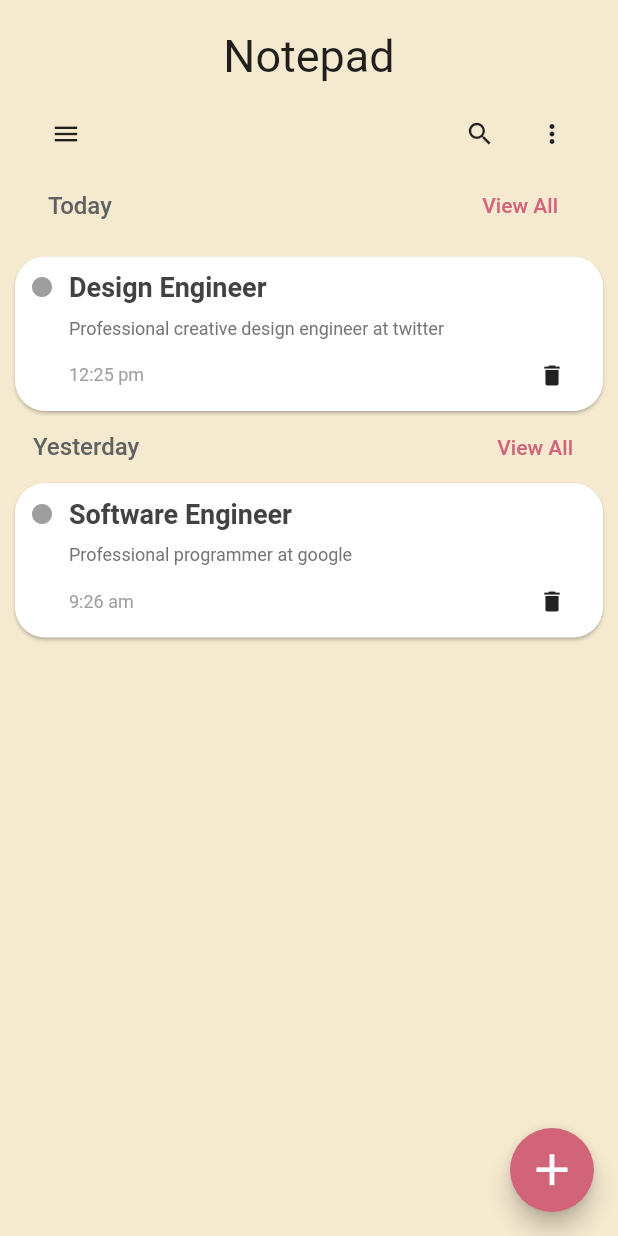
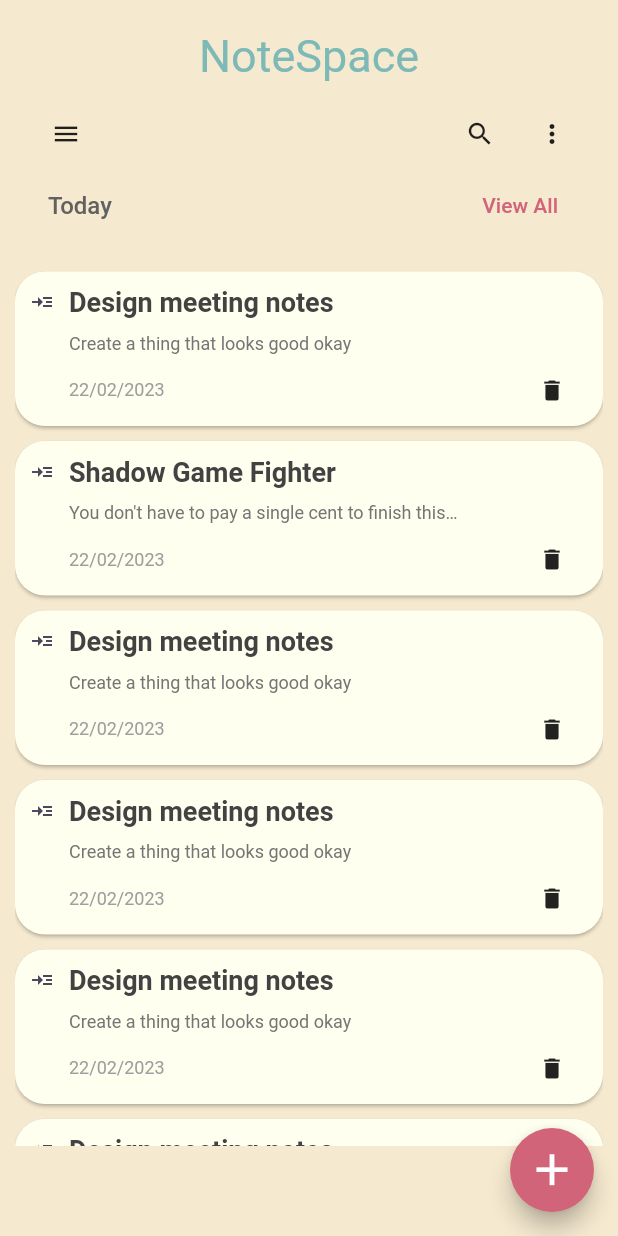
Before and after one commit to eliascreates/notepad-app, a Flutter app: the screen it shows after launch, on a phone screen of 412 x 824 dp. Run offline on Flutter 3.47's test engine with Material 2 defaults, Android fonts, the phone set to English and light mode, and no system bars.

Commit message:
Add note drawer, image assets & notepage input widgets

```diff
--- a/lib/Pages/homepage.dart
+++ b/lib/Pages/homepage.dart
@@ -1,28 +1,35 @@
-import 'dart:developer';
-
 import 'package:flutter/material.dart';
 
 import '../components/note_cell.dart';
+import '../components/note_drawer.dart';
 import '../components/section_header.dart';
 import '../components/top_action_buttons.dart';
+import '../models/note.dart';
 
-class HomePage extends StatelessWidget {
+class HomePage extends StatefulWidget {
   const HomePage({super.key});
+
+  @override
+  State<HomePage> createState() => _HomePageState();
+}
+
+class _HomePageState extends State<HomePage> {
+  void addNote() {}
 
   @override
   Widget build(BuildContext context) {
     return Scaffold(
-      // backgroundColor: Colors.grey[150],
-      // backgroundColor: const Color.fromARGB(255, 77, 69, 93), //rgb(77, 69, 93)
-// Baige
+
+      drawer: const NoteDrawer(),
       body: SafeArea(
         child: Padding(
           padding: const EdgeInsets.symmetric(horizontal: 10.0, vertical: 20),
           child: Column(
             children: [
               const Text(
-                "Notepad",
-                style: TextStyle(fontSize: 30),
+                "NoteSpace",
+                style: TextStyle(
+                    fontSize: 30, color: Color.fromARGB(255, 125, 185, 182)),
                 textAlign: TextAlign.center,
               ),
               Padding(
@@ -35,17 +42,18 @@ class HomePage extends StatelessWidget {
                   ],
                 ),
               ),
-              const Note(
-                time: '12:25 pm',
-                description: 'Professional creative design engineer at twitter',
-                title: 'Design Engineer',
+              Expanded(
+                child: ListView.builder(
+                    physics: const BouncingScrollPhysics(),
+                    itemCount: notes.length,
+                    itemBuilder: ((context, index) {
+                      return NoteWidget(
+                          title: notes[index].title,
+                          description: notes[index].description,
+                          time: notes[index].date);
+                    })),
               ),
-              const SectionHeader(date: "Yesterday"),
-              const Note(
-                time: '9:26 am',
-                description: 'Professional programmer at google',
-                title: 'Software Engineer',
-              ),
+              const SizedBox(height: 40),
             ],
           ),
         ),
--- a/lib/components/note_cell.dart
+++ b/lib/components/note_cell.dart
@@ -2,8 +2,8 @@ import 'dart:developer';
 import 'package:flutter/material.dart';
 import '../Pages/notepage.dart';
 
-class Note extends StatelessWidget {
-  const Note(
+class NoteWidget extends StatelessWidget {
+  const NoteWidget(
       {super.key,
       required this.title,
       required this.description,
@@ -15,7 +15,10 @@ class Note extends StatelessWidget {
 
   @override
   Widget build(BuildContext context) {
-    return Card(
+    return Padding(
+      padding: const EdgeInsets.only(top: 10.0),
+      child: Card(
+        color: const Color.fromARGB(255, 255, 255, 240),
         margin: EdgeInsets.zero,
         shape: RoundedRectangleBorder(borderRadius: BorderRadius.circular(20)),
         child: InkWell(
@@ -32,7 +35,8 @@ class Note extends StatelessWidget {
                 children: [
                   const SizedBox(
                     height: 20,
-                  child: Icon(Icons.circle, size: 16, color: Colors.grey),
+                    child: Icon(Icons.read_more,
+                        size: 16, color: Color.fromARGB(255, 77, 69, 93)),
                   ),
                   const SizedBox(width: 10),
                   Text(
@@ -85,6 +89,7 @@ class Note extends StatelessWidget {
             ]),
           ),
         ),
+      ),
     );
   }
 }
--- a/lib/components/top_action_buttons.dart
+++ b/lib/components/top_action_buttons.dart
@@ -12,7 +12,7 @@ class TopActionButtons extends StatelessWidget {
         IconButton(
             iconSize: 20,
             onPressed: () {
-              log("Hello");
+              Scaffold.of(context).openDrawer();
             },
             icon: const Icon(Icons.menu)),
         Row(
--- a/pubspec.yaml
+++ b/pubspec.yaml
@@ -59,8 +59,8 @@ flutter:
   uses-material-design: true
 
   # To add assets to your application, add an assets section, like this:
-  # assets:
-  #   - images/a_dot_burr.jpeg
+  assets:
+   - lib/images/india.jpg
   #   - images/a_dot_ham.jpeg
 
   # An image asset can refer to one or more resolution-specific "variants", see
```
Also changed, not shown: lib/Pages/notepage.dart (+39 -10 lines), lib/components/note_drawer.dart (added, +45 -0 lines), lib/images/india.jpg (added). Lines whose indentation alone changed are shown as unchanged.
